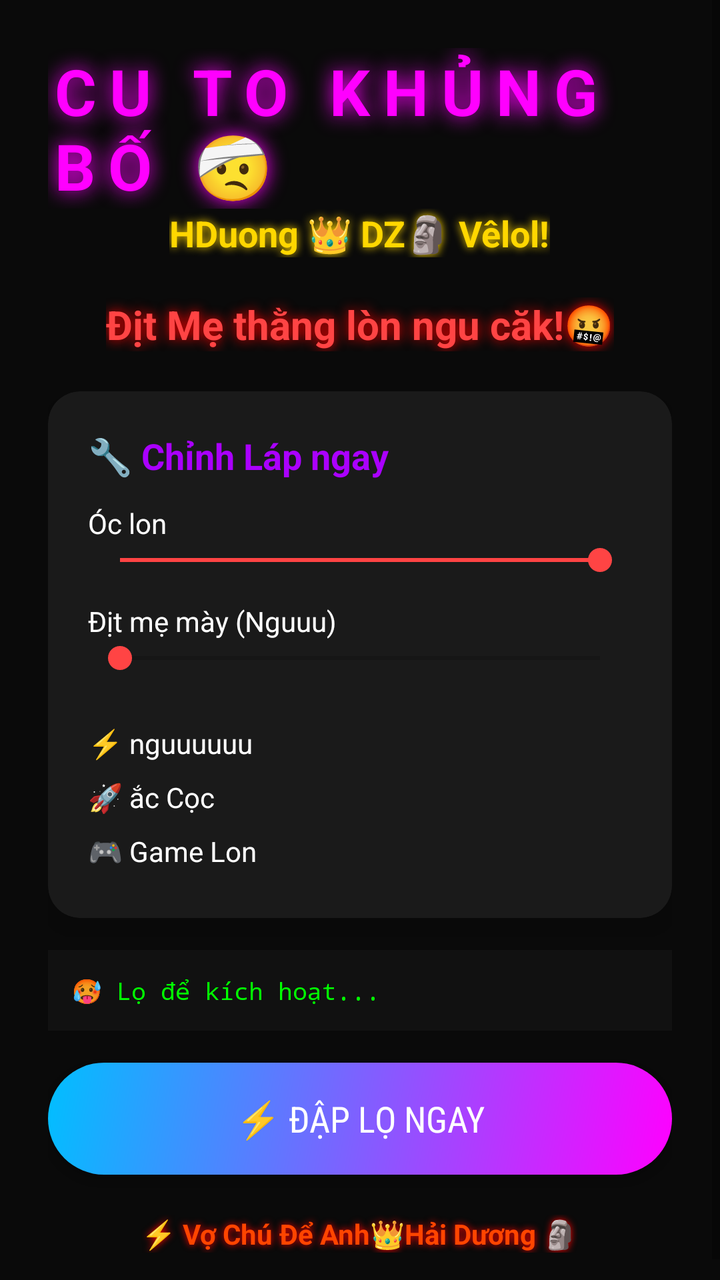
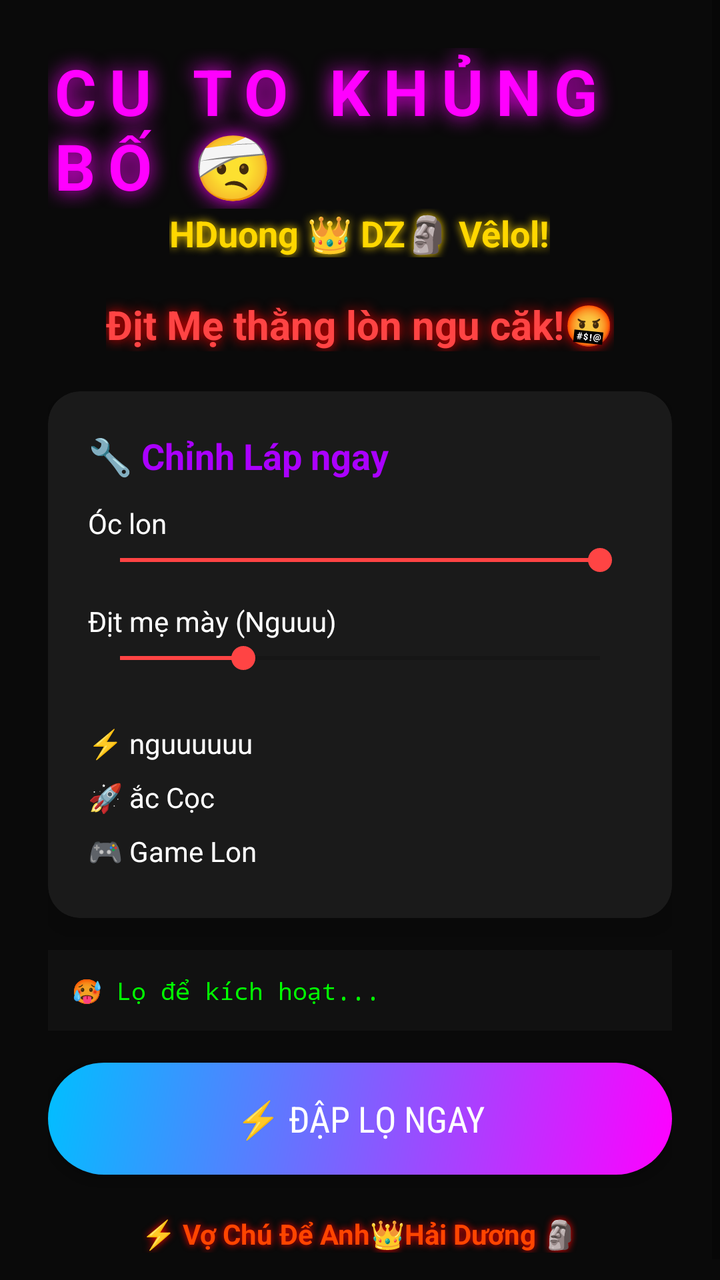

Screens rendered from an Android XML layout before and after an edit, with the pre-edit source and the edit as a unified diff.
<!-- AndroidManifest.xml: application theme Theme.AppCompat.NoActionBar -->
<!-- res/layout/activity_main.xml -->
<?xml version="1.0" encoding="utf-8"?>
<ScrollView xmlns:android="http://schemas.android.com/apk/res/android"
    xmlns:app="http://schemas.android.com/apk/res-auto"
    android:layout_width="match_parent"
    android:layout_height="match_parent"
    android:background="#0A0A0A"
    android:fillViewport="true">

    <LinearLayout
        android:layout_width="match_parent"
        android:layout_height="wrap_content"
        android:orientation="vertical"
        android:padding="24dp"
        android:gravity="center_horizontal">

        
        <TextView
            android:layout_width="wrap_content"
            android:layout_height="wrap_content"
            android:text="CU TO KHỦNG BỐ 🤕"
            android:textColor="#FF00FF"
            android:textSize="32sp"
            android:textStyle="bold"
            android:shadowColor="#FF00FF"
            android:shadowDx="0"
            android:shadowDy="0"
            android:shadowRadius="25"
            android:letterSpacing="0.2" />

        <TextView
            android:layout_width="wrap_content"
            android:layout_height="wrap_content"
            android:text="HDuong 👑 DZ🗿 Vêlol!"
            android:textColor="#FFD700"
            android:textSize="18sp"
            android:textStyle="bold"
            android:shadowColor="#FFD700"
            android:shadowDx="0"
            android:shadowDy="0"
            android:shadowRadius="10"
            android:layout_marginBottom="20dp" />

        
        <TextView
            android:layout_width="wrap_content"
            android:layout_height="wrap_content"
            android:text="Địt Mẹ thằng lòn ngu căk!🤬"
            android:textColor="#FF4444"
            android:textSize="20sp"
            android:textStyle="bold"
            android:shadowColor="#FF0000"
            android:shadowDx="0"
            android:shadowDy="0"
            android:shadowRadius="15"
            android:layout_marginBottom="20dp" />

        
        <androidx.cardview.widget.CardView
            android:layout_width="match_parent"
            android:layout_height="wrap_content"
            app:cardCornerRadius="16dp"
            app:cardBackgroundColor="#1A1A1A"
            app:cardElevation="8dp"
            android:layout_marginBottom="16dp">

            <LinearLayout
                android:layout_width="match_parent"
                android:layout_height="wrap_content"
                android:orientation="vertical"
                android:padding="20dp">

                <TextView
                    android:layout_width="wrap_content"
                    android:layout_height="wrap_content"
                    android:text="🔧 Chỉnh Láp ngay"
                    android:textColor="#AA00FF"
                    android:textSize="18sp"
                    android:textStyle="bold"
                    android:layout_marginBottom="12dp" />

                <TextView
                    android:layout_width="wrap_content"
                    android:layout_height="wrap_content"
                    android:text="Óc lon"
                    android:textColor="#FFFFFF"
                    android:textSize="14sp" />
                <SeekBar
                    android:id="@+id/seekBarSensitivity"
                    android:layout_width="match_parent"
                    android:layout_height="wrap_content"
                    android:max="20000"
                    android:progress="20000"
                    android:layout_marginBottom="12dp" />

                <TextView
                    android:layout_width="wrap_content"
                    android:layout_height="wrap_content"
                    android:text="Địt mẹ mày (Nguuu)"
                    android:textColor="#FFFFFF"
                    android:textSize="14sp" />
                <SeekBar
                    android:id="@+id/seekBarDensity"
                    android:layout_width="match_parent"
                    android:layout_height="wrap_content"
                    android:max="9999999900"
                    android:min="10"
                    android:progress="177"
                    android:layout_marginBottom="12dp" />

                
                <LinearLayout android:layout_width="match_parent" android:layout_height="wrap_content"
                    android:orientation="horizontal" android:layout_marginTop="8dp">
                    <TextView android:layout_width="0dp" android:layout_height="wrap_content"
                        android:layout_weight="1" android:text="⚡ nguuuuuu" android:textColor="#FFFFFF" />
                    <Switch android:id="@+id/switchSuperTouch" android:checked="true" />
                </LinearLayout>

                <LinearLayout android:layout_width="match_parent" android:layout_height="wrap_content"
                    android:orientation="horizontal">
                    <TextView android:layout_width="0dp" android:layout_height="wrap_content"
                        android:layout_weight="1" android:text="🚀 ắc Cọc" android:textColor="#FFFFFF" />
                    <Switch android:id="@+id/switchPointerSpeed" android:checked="true" />
                </LinearLayout>

                <LinearLayout android:layout_width="match_parent" android:layout_height="wrap_content"
                    android:orientation="horizontal">
                    <TextView android:layout_width="0dp" android:layout_height="wrap_content"
                        android:layout_weight="1" android:text="🎮 Game Lon" android:textColor="#FFFFFF" />
                    <Switch android:id="@+id/switchDispatch" />
                </LinearLayout>

            </LinearLayout>
        </androidx.cardview.widget.CardView>

        
        <TextView
            android:id="@+id/tvStatus"
            android:layout_width="match_parent"
            android:layout_height="wrap_content"
            android:text="🥵 Lọ để kích hoạt..."
            android:textColor="#00FF00"
            android:textSize="12sp"
            android:fontFamily="monospace"
            android:padding="12dp"
            android:background="#111111"
            android:layout_marginBottom="16dp" />

        
        <Button
            android:id="@+id/btnActivate"
            android:layout_width="match_parent"
            android:layout_height="56dp"
            android:text="⚡ đập lọ ngay"
            android:textSize="18sp"
            android:textColor="#FFFFFF"
            android:background="@drawable/btn_gradient"
            android:fontFamily="sans-serif-condensed" />

        
        <TextView
            android:layout_width="wrap_content"
            android:layout_height="wrap_content"
            android:layout_marginTop="20dp"
            android:text="⚡ Vợ Chú Để Anh👑Hải Dương 🗿"
            android:textColor="#FF4500"
            android:textSize="14sp"
            android:textStyle="bold"
            android:shadowColor="#FF0000"
            android:shadowDx="0"
            android:shadowDy="0"
            android:shadowRadius="8" />

    </LinearLayout>
</ScrollView>
<!-- resources referenced by this layout -->
<resources>
  <!-- drawable btn_gradient (drawable) -->
  <?xml version="1.0" encoding="utf-8"?>
  <shape xmlns:android="http://schemas.android.com/apk/res/android">
      <gradient
          android:startColor="#FF00FF"
          android:endColor="#00BFFF"
          android:angle="135" />
      <corners android:radius="28dp" />
  </shape>
  <style name="Theme.AppCompat.NoActionBar" parent="Theme.AppCompat.Light.NoActionBar">
          <item name="colorPrimary">@color/colorPrimary</item>
          <item name="colorPrimaryDark">@color/colorPrimaryDark</item>
          <item name="colorAccent">@color/colorAccent</item>
      </style>
  <color name="colorPrimary">#FF4444</color>
  <color name="colorPrimaryDark">#880000</color>
  <color name="colorAccent">#FF4444</color>
</resources>

<!-- the commit's change to res/layout/activity_main.xml (unified diff, before → after) -->
@@ -102,8 +102,8 @@
                     android:id="@+id/seekBarDensity"
                     android:layout_width="match_parent"
                     android:layout_height="wrap_content"
-                    android:max="9999999900"
-                    android:min="10"
+                    android:max="400"
+                    android:min="100"
                     android:progress="177"
                     android:layout_marginBottom="12dp" />
 
